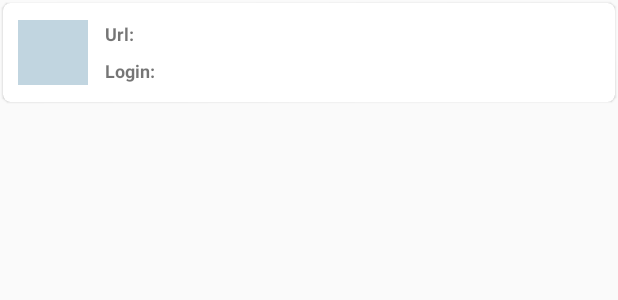
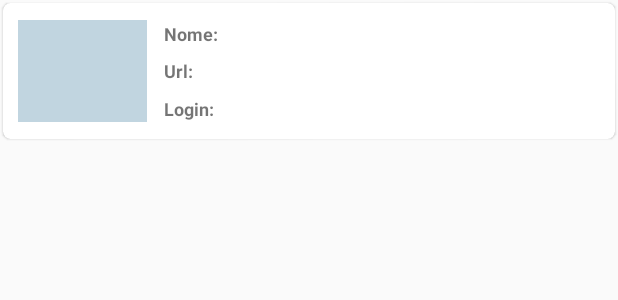
Before and after one commit to silasdasilva/GerenciadorDeSenhas, an Android app: the layout tela_principal_item_activity.xml on its own in the app's theme, with its tools: preview values and no code run, on a phone screen of 412 x 824 dp. Shown: the top 300 px of the screen. Run offline under Robolectric (Android 15) with nearby library versions, the phone set to English and light mode, and no system bars; plain views replace RoundedImageView.

```diff
--- a/app/src/main/java/com/project/silas/gerenciadordesenhas/managers/TelaPrincipalManager.java
+++ b/app/src/main/java/com/project/silas/gerenciadordesenhas/managers/TelaPrincipalManager.java
@@ -10,7 +10,6 @@ import com.project.silas.gerenciadordesenhas.core.OperationListener;
 import com.project.silas.gerenciadordesenhas.core.OperationResult;
 import com.project.silas.gerenciadordesenhas.core.abstracts.ManagerAbstract;
 import com.project.silas.gerenciadordesenhas.entity.Site;
-import com.project.silas.gerenciadordesenhas.entity.Usuario;
 
 public class TelaPrincipalManager extends ManagerAbstract {
 
@@ -19,13 +18,11 @@ public class TelaPrincipalManager extends ManagerAbstract {
 
     private Context contexto;
     private TelaPrincipalBusiness telaPrincipalBusiness;
-    private FileBusiness fileBusiness;
 
     public TelaPrincipalManager(Context context) {
         super(context);
         this.contexto = context;
         this.telaPrincipalBusiness = new TelaPrincipalBusiness(this.contexto);
-        this.fileBusiness = new FileBusiness(this.contexto);
     }
 
     public void buscarLogins(final String queryPesquisa, OperationListener<Cursor> operationListener) {
@@ -48,7 +45,7 @@ public class TelaPrincipalManager extends ManagerAbstract {
         runViaSyncLoader(LOADER_BUSCA_LOGO_SITE, new OperationListener<OperationResult>(){
             @Override
             public void onSuccess(OperationResult result) {
-                OperationResult<Bitmap> retornoLogo = fileBusiness.buscaLogoSiteDisco(site);
+                OperationResult<Bitmap> retornoLogo = telaPrincipalBusiness.buscaLogoSite(site);
 
                 if (retornoLogo.getError() != null){
                     result.withError(retornoLogo.getError());
--- a/app/src/main/java/com/project/silas/gerenciadordesenhas/ui/SplashScreenActivity.java
+++ b/app/src/main/java/com/project/silas/gerenciadordesenhas/ui/SplashScreenActivity.java
@@ -6,17 +6,12 @@ import android.support.v7.app.AppCompatActivity;
 import android.os.Bundle;
 import android.util.Log;
 import android.view.Window;
-import android.view.WindowManager;
 import android.widget.Toast;
 
 import com.project.silas.gerenciadordesenhas.R;
-import com.project.silas.gerenciadordesenhas.business.SessionSingletonBusiness;
 import com.project.silas.gerenciadordesenhas.core.OperationListener;
 import com.project.silas.gerenciadordesenhas.core.helpers.CustomDialog;
-import com.project.silas.gerenciadordesenhas.entity.Usuario;
 import com.project.silas.gerenciadordesenhas.managers.InicializacaoManager;
-import com.project.silas.gerenciadordesenhas.ui.main.TelaPrincipalActivity;
-import com.project.silas.gerenciadordesenhas.ui.user.CadastroUsuariosActivity;
 import com.project.silas.gerenciadordesenhas.ui.user.LoginUsuariosActivity;
 
 public class SplashScreenActivity extends AppCompatActivity{
--- a/app/src/main/res/layout/tela_principal_item_activity.xml
+++ b/app/src/main/res/layout/tela_principal_item_activity.xml
@@ -40,7 +40,7 @@
             android:layout_margin="1dp"
             android:gravity="center_vertical|start"
             android:maxLines="1"
-            android:text="@string/st_url_item_tela_principal"
+            android:text="@string/st_nome_item_tela_principal"
             android:textStyle="bold"
             android:textSize="12sp"
             app:layout_constraintBottom_toTopOf="@+id/gl_item_tela_principal1"
@@ -49,7 +49,7 @@
             app:layout_constraintTop_toTopOf="parent" />
 
         <TextView
-            android:id="@+id/tv_item_url_tela_principal"
+            android:id="@+id/tv_item_nome_tela_principal"
             android:layout_width="0dp"
             android:layout_height="0dp"
             android:layout_margin="1dp"
@@ -67,7 +67,7 @@
             android:layout_margin="1dp"
             android:gravity="center_vertical|start"
             android:maxLines="1"
-            android:text="@string/st_login_item_tela_principal"
+            android:text="@string/st_url_item_tela_principal"
             android:textStyle="bold"
             android:textSize="12sp"
             app:layout_constraintBottom_toTopOf="@+id/gl_item_tela_principal2"
@@ -76,7 +76,7 @@
             app:layout_constraintTop_toTopOf="@+id/gl_item_tela_principal1" />
 
         <TextView
-            android:id="@+id/tv_item_login_tela_principal"
+            android:id="@+id/tv_item_url_tela_principal"
             android:layout_width="0dp"
             android:layout_height="0dp"
             android:layout_margin="1dp"
@@ -88,19 +88,46 @@
             app:layout_constraintRight_toRightOf="parent"
             app:layout_constraintTop_toTopOf="@+id/gl_item_tela_principal1" />
 
+        <TextView
+            android:layout_width="0dp"
+            android:layout_height="0dp"
+            android:layout_margin="1dp"
+            android:gravity="center_vertical|start"
+            android:maxLines="1"
+            android:text="@string/st_login_item_tela_principal"
+            android:textStyle="bold"
+            android:textSize="12sp"
+            app:layout_constraintBottom_toTopOf="@+id/gl_item_tela_principal3"
+            app:layout_constraintLeft_toLeftOf="@+id/gl_item_tela_principal11"
+            app:layout_constraintRight_toLeftOf="@+id/gl_item_tela_principal12"
+            app:layout_constraintTop_toTopOf="@+id/gl_item_tela_principal2" />
+
+        <TextView
+            android:id="@+id/tv_item_login_tela_principal"
+            android:layout_width="0dp"
+            android:layout_height="0dp"
+            android:layout_margin="1dp"
+            android:gravity="center_vertical|start"
+            android:maxLines="1"
+            android:textSize="12sp"
+            app:layout_constraintBottom_toTopOf="@+id/gl_item_tela_principal3"
+            app:layout_constraintLeft_toLeftOf="@+id/gl_item_tela_principal12"
+            app:layout_constraintRight_toRightOf="parent"
+            app:layout_constraintTop_toTopOf="@+id/gl_item_tela_principal2" />
+
         <android.support.constraint.Guideline
             android:id="@+id/gl_item_tela_principal11"
             android:layout_width="wrap_content"
             android:layout_height="wrap_content"
             android:orientation="vertical"
-            app:layout_constraintGuide_percent="0.15"/>
+            app:layout_constraintGuide_percent="0.25"/>
 
         <android.support.constraint.Guideline
             android:id="@+id/gl_item_tela_principal12"
             android:layout_width="wrap_content"
             android:layout_height="wrap_content"
             android:orientation="vertical"
-            app:layout_constraintGuide_percent="0.35"/>
+            app:layout_constraintGuide_percent="0.40"/>
 
         <android.support.constraint.Guideline
             android:id="@+id/gl_item_tela_principal1"
@@ -116,5 +143,12 @@
             android:orientation="horizontal"
             app:layout_constraintGuide_begin="50dp" />
 
+        <android.support.constraint.Guideline
+            android:id="@+id/gl_item_tela_principal3"
+            android:layout_width="wrap_content"
+            android:layout_height="wrap_content"
+            android:orientation="horizontal"
+            app:layout_constraintGuide_begin="75dp" />
+
     </android.support.constraint.ConstraintLayout>
 </android.support.v7.widget.CardView>
```
Also changed, not shown: app/src/main/java/com/project/silas/gerenciadordesenhas/business/CadastroSiteBusiness.java (+13 -27 lines), app/src/main/java/com/project/silas/gerenciadordesenhas/business/FileBusiness.java (+60 -25 lines), app/src/main/java/com/project/silas/gerenciadordesenhas/business/LoginUsuariosBusiness.java (+8 -3 lines), app/src/main/java/com/project/silas/gerenciadordesenhas/business/TelaPrincipalBusiness.java (+36 -0 lines), app/src/main/java/com/project/silas/gerenciadordesenhas/entity/Site.java (+21 -21 lines), app/src/main/java/com/project/silas/gerenciadordesenhas/managers/CadastroSiteManager.java (+21 -2 lines), app/src/main/java/com/project/silas/gerenciadordesenhas/repository/network/BackendIntegrator.java (+20 -15 lines), app/src/main/java/com/project/silas/gerenciadordesenhas/ui/main/TelaPrincipalActivity.java (+5 -2 lines), app/src/main/java/com/project/silas/gerenciadordesenhas/ui/main/TelaPrincipalAdapter.java (+12 -8 lines), app/src/main/java/com/project/silas/gerenciadordesenhas/ui/site/CadastroSiteActivity.java (+28 -13 lines), app/src/main/res/layout/cadastro_site_activity.xml (+8 -8 lines).
